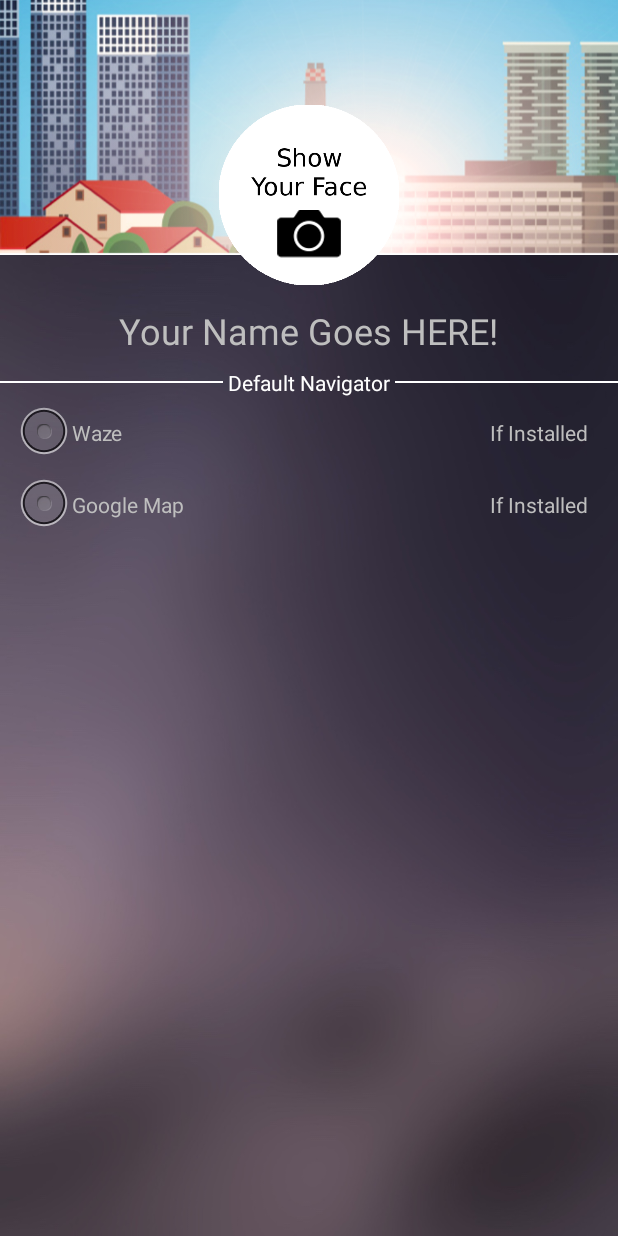
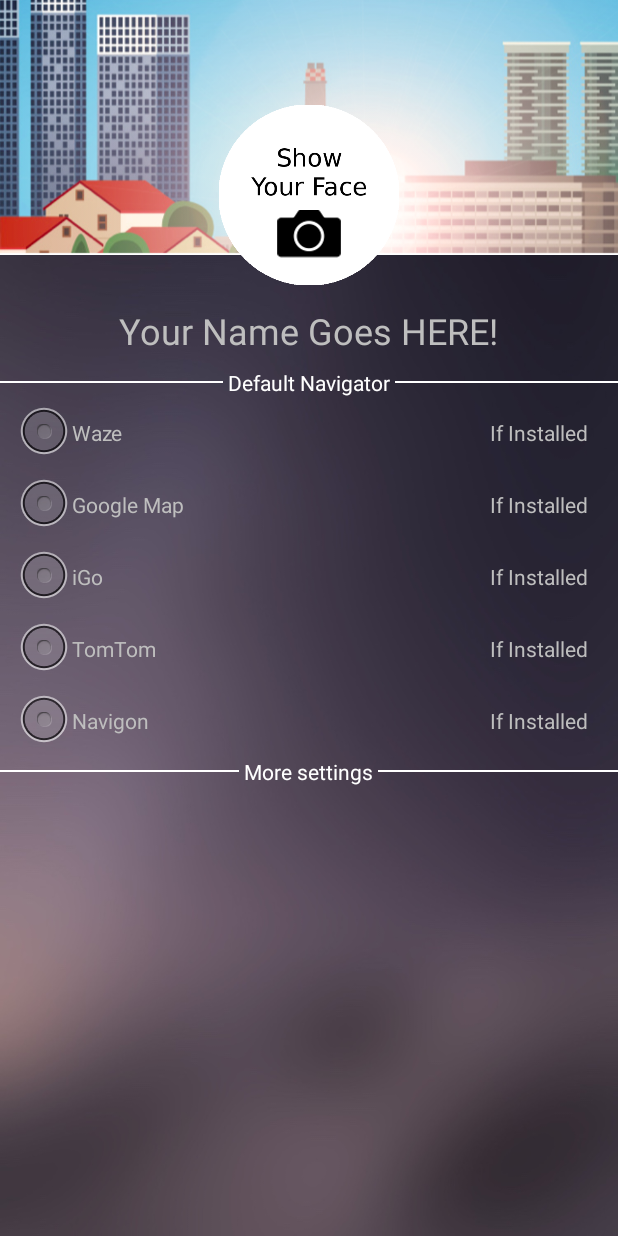
Before and after one commit to dallade/lesswalk, an Android app: the LesswalkSettings screen opened directly, with no data from a screen before it, on a phone screen of 412 x 824 dp. Run offline under Robolectric (Android 15) with nearby library versions, the phone set to English and light mode, and no system bars.

Commit message:
before move of navigation item to xml

```diff
--- a/app/src/main/res/layout/activity_lesswalk_settings.xml
+++ b/app/src/main/res/layout/activity_lesswalk_settings.xml
@@ -57,7 +57,7 @@
                 android:orientation="horizontal" >
 
                 <TextView
-                    android:id="@+id/contact_profile_visit_tv"
+                    android:id="@+id/setting_navigation_title1"
                     android:layout_width="wrap_content"
                     android:layout_height="wrap_content"
                     android:layout_centerInParent="true"
@@ -68,14 +68,14 @@
                     android:layout_width="match_parent"
                     android:layout_height="1dp"
                     android:layout_centerVertical="true"
-                    android:layout_toStartOf="@id/contact_profile_visit_tv"
+                    android:layout_toStartOf="@id/setting_navigation_title1"
                     android:background="#FFFFFF" />
 
                 <View
                     android:layout_width="match_parent"
                     android:layout_height="1dp"
                     android:layout_centerVertical="true"
-                    android:layout_toEndOf="@id/contact_profile_visit_tv"
+                    android:layout_toEndOf="@id/setting_navigation_title1"
                     android:background="#FFFFFF" />
             </RelativeLayout>
 
@@ -91,6 +91,54 @@
                 android:text="Google Map"
                 />
 
+            <com.lesswalk.views.SettingsNavigationItem
+                android:layout_width="match_parent"
+                android:layout_height="wrap_content"
+                android:text="iGo"
+                />
+
+            <com.lesswalk.views.SettingsNavigationItem
+                android:layout_width="match_parent"
+                android:layout_height="wrap_content"
+                android:text="TomTom"
+                />
+
+            <com.lesswalk.views.SettingsNavigationItem
+                android:layout_width="match_parent"
+                android:layout_height="wrap_content"
+                android:text="Navigon"
+                />
+
+            <RelativeLayout
+                android:layout_width="match_parent"
+                android:layout_height="0dp"
+                android:layout_weight="2"
+                android:layout_centerVertical="true"
+                android:orientation="horizontal" >
+
+                <TextView
+                    android:id="@+id/setting_navigation_title2"
+                    android:layout_width="wrap_content"
+                    android:layout_height="wrap_content"
+                    android:layout_centerInParent="true"
+                    android:text=" More settings "
+                    android:textColor="#FFFFFF" />
+
+                <View
+                    android:layout_width="match_parent"
+                    android:layout_height="1dp"
+                    android:layout_centerVertical="true"
+                    android:layout_toStartOf="@id/setting_navigation_title2"
+                    android:background="#FFFFFF" />
+
+                <View
+                    android:layout_width="match_parent"
+                    android:layout_height="1dp"
+                    android:layout_centerVertical="true"
+                    android:layout_toEndOf="@id/setting_navigation_title2"
+                    android:background="#FFFFFF" />
+            </RelativeLayout>
+
         </LinearLayout>
 
     </ScrollView>
```
